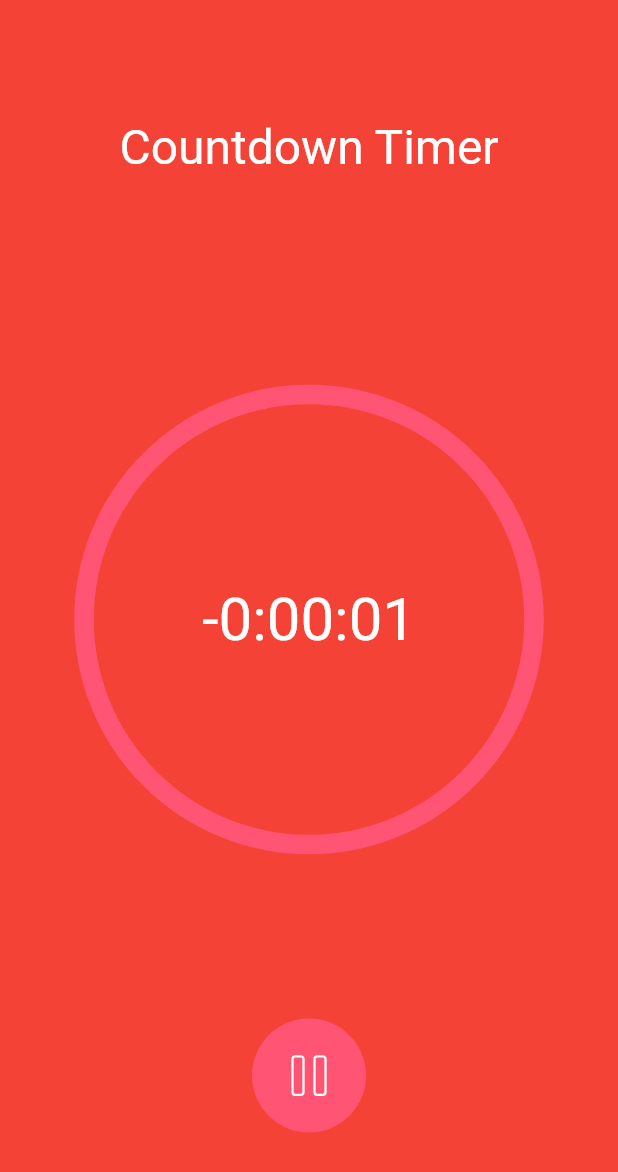
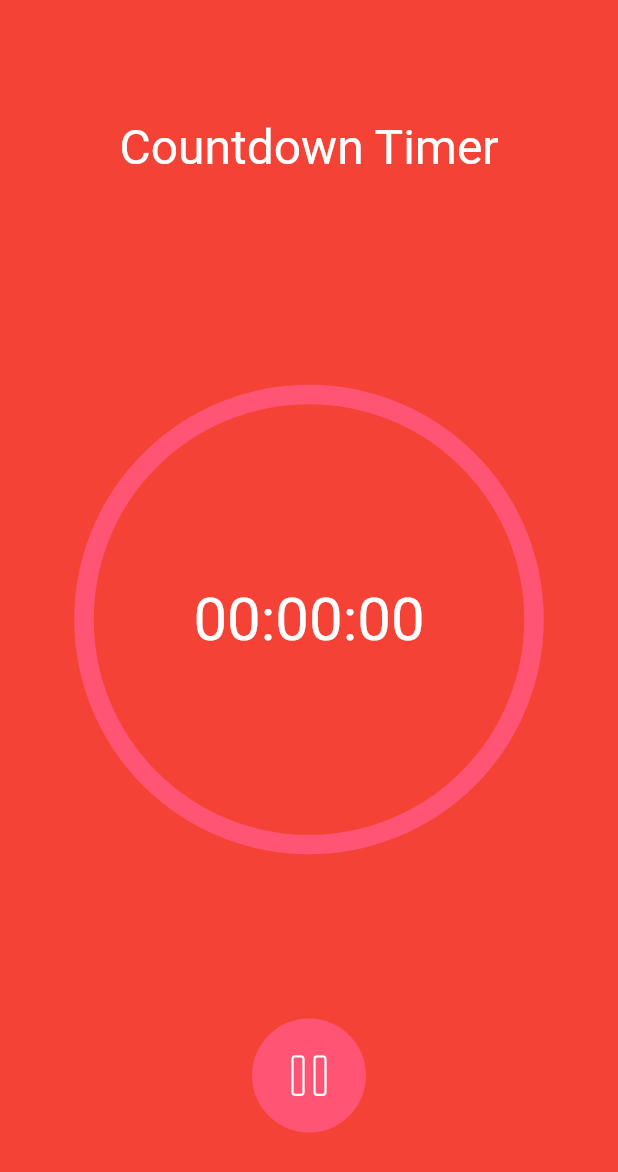
Before and after one commit to almightydreamer/ebs, a Flutter app: the screen it shows after launch, after a tap on an icon or button, on a phone screen of 412 x 824 dp. Shown: the top 1172 px of the screen. Run offline on Flutter 3.47's test engine with Material 2 defaults, Android fonts, the phone set to English and light mode, and no system bars; our stand-ins replace flutter_svg, get; Roboto replaces fonts that are missing (SFProText-Regular).

Commit message:
last commit, finished project

```diff
--- /dev/null
+++ b/lib/controller/timer_controller.dart
@@ -0,0 +1,39 @@
+import 'dart:async';
+
+import 'package:flutter/cupertino.dart';
+import 'package:get/get.dart';
+
+class TimerController extends GetxController {
+
+  RxDouble currentSeconds = 0.0.obs;
+  RxDouble maxSeconds = 0.0.obs;
+  RxBool statement = true.obs;
+
+  final hourTimerController = TextEditingController();
+  final minuteTimerController = TextEditingController();
+  final secondTimerController = TextEditingController();
+
+  void toggleTimer() {
+    Timer? timer;
+    statement.value = !statement.value;
+    currentSeconds.value = 0;
+    getSeconds();
+    maxSeconds.value = currentSeconds.value;
+    timer?.cancel();
+    if (!statement.value) {
+      timer = Timer.periodic(const Duration(milliseconds: 1), (timer) {
+        currentSeconds.value -= 0.001;
+        if (currentSeconds.value <= 0 && (!statement.value)) {
+          timer.cancel();
+        }
+      });
+    }
+  }
+
+  void getSeconds() {
+    int seconds = int.tryParse(secondTimerController.value.text) ?? 0;
+    int minutes = int.tryParse(minuteTimerController.value.text) ?? 0;
+    int hours = int.tryParse(hourTimerController.value.text) ?? 0;
+    currentSeconds.value = seconds + (minutes * 60) + (hours * 3600);
+  }
+}
--- a/lib/home_page/circle_progress.dart
+++ b/lib/home_page/circle_progress.dart
@@ -1,15 +1,16 @@
 import 'dart:math';
 
 import 'package:flutter/material.dart';
+import 'package:get/get.dart';
+import 'package:internshiptask1/controller/timer_controller.dart';
 
 import '../res/text_styles.dart';
 
 class CircleProgress extends CustomPainter {
   final strokeCircle = 13.0;
-  int currentSeconds;
-  int maxSeconds;
+  final TimerController timerController = Get.find();
 
-  CircleProgress(this.currentSeconds, this.maxSeconds);
+  CircleProgress();
 
   @override
   void paint(Canvas canvas, Size size) {
@@ -27,11 +28,12 @@ class CircleProgress extends CustomPainter {
       ..style = PaintingStyle.stroke
       ..strokeCap = StrokeCap.round;
 
-    print('cur $currentSeconds, max $maxSeconds');
-    double angle = 2 * pi * (currentSeconds / maxSeconds);
-    print('angle $angle');
-    canvas.drawArc(Rect.fromCircle(center: center, radius: radius),
-        3*pi/2, angle, false, animationArc);
+    double angle = 2 *
+        pi *
+        (timerController.currentSeconds.value /
+            timerController.maxSeconds.value);
+    canvas.drawArc(Rect.fromCircle(center: center, radius: radius), 3 * pi / 2,
+        angle, false, animationArc);
   }
 
   @override
@@ -40,53 +42,34 @@ class CircleProgress extends CustomPainter {
   }
 }
 
-class TimerCDCircleWidget extends StatefulWidget {
-
-  int currentSeconds;
-  int maxSeconds;
-  TimerCDCircleWidget({Key? key, required this.currentSeconds, required this.maxSeconds }) : super(key: key);
-
-  @override
-  State<TimerCDCircleWidget> createState() => _TimerCDCircleWidgetState();
-}
-
-class _TimerCDCircleWidgetState extends State<TimerCDCircleWidget>
-    with SingleTickerProviderStateMixin {
-  late AnimationController _animationController;
-  late Animation<int> _animation;
-
-  // @override
-  // void initState() {
-  //   super.initState();
-  //   _animationController = AnimationController(
-  //       vsync: this, duration: Duration(milliseconds: 3000));
-  //
-  //   _animation = Tween<int>(begin: 0, end: 100).animate(_animationController)
-  //     ..addListener(() {
-  //       setState(() {
-  //
-  //       });
-  //     });
-  //   }
+class TimerCDCircleWidget extends StatelessWidget {
+  const TimerCDCircleWidget({Key? key}) : super(key: key);
 
   @override
   Widget build(BuildContext context) {
-    return Container(
-        child: Column(
+    final TimerController timerController = Get.find();
+    return Column(
       children: [
-            SizedBox(height:146),
+        const SizedBox(height: 146),
         Center(
-              child: CustomPaint(
-                foregroundPainter: CircleProgress(widget.currentSeconds, widget.maxSeconds),
-                child: Container(
+          child: Obx(
+            () => CustomPaint(
+              foregroundPainter: CircleProgress(),
+              child: SizedBox(
                 width: 300,
                 height: 300,
                 child: Center(
-                      child: Text('${(Duration(seconds: widget.currentSeconds))}'.split('.')[0].padLeft(8, '0'), style: TextStyles.sfpRegular40)),
+                    child: Text(
+                        '${(Duration(seconds: timerController.currentSeconds.value.toInt()))}'
+                            .split('.')[0]
+                            .padLeft(8, '0'),
+                        style: TextStyles.sfpRegular40)),
               ),
-              ),),
-            SizedBox(height: 115),
+            ),
+          ),
+        ),
+        const SizedBox(height: 115),
       ],
-        ));
+    );
   }
 }
--- a/lib/home_page/timer.dart
+++ b/lib/home_page/timer.dart
@@ -1,35 +1,21 @@
-import 'dart:math';
-import 'dart:ui';
 
 import 'package:flutter/material.dart';
-import 'package:flutter_svg/svg.dart';
-
+import 'package:get/get.dart';
+import '../controller/timer_controller.dart';
 import '../res/text_styles.dart';
 
-import '../res/svg_assets.dart';
+class TimerWidget extends StatelessWidget {
 
-class TimerWidget extends StatefulWidget {
-  final TextEditingController hourTimerController;
-  final TextEditingController minuteTimerController;
-  final TextEditingController secondTimerController;
 
-  const TimerWidget({Key? key,
-    required this.hourTimerController,
-    required this.minuteTimerController,
-    required this.secondTimerController})
+  const TimerWidget({Key? key})
       : super(key: key);
 
   @override
-  State<TimerWidget> createState() => _TimerWidgetState();
-}
-
-class _TimerWidgetState extends State<TimerWidget> {
-  @override
   Widget build(BuildContext context) {
-    return Container(
-      child: Column(
+    final TimerController timerController = Get.find();
+    return Column(
       children: [
-          SizedBox(height: 240),
+        const SizedBox(height: 240),
         Row(
           mainAxisAlignment: MainAxisAlignment.center,
           children: [
@@ -43,7 +29,7 @@ class _TimerWidgetState extends State<TimerWidget> {
                   decoration: const BoxDecoration(color: Color(0xFF252C32)),
                   child: Center(
                     child: TextField(
-                        controller: widget.hourTimerController,
+                      controller: timerController.hourTimerController,
                       keyboardType: TextInputType.number,
                       textAlign: TextAlign.center,
                       style: TextStyles.sfpRegular40,
@@ -69,7 +55,7 @@ class _TimerWidgetState extends State<TimerWidget> {
                   decoration: const BoxDecoration(color: Color(0xFF252C32)),
                   child: Center(
                     child: TextField(
-                        controller: widget.minuteTimerController,
+                      controller: timerController.minuteTimerController,
                       keyboardType: TextInputType.number,
                       textAlign: TextAlign.center,
                       style: TextStyles.sfpRegular40,
@@ -95,7 +81,7 @@ class _TimerWidgetState extends State<TimerWidget> {
                   decoration: const BoxDecoration(color: Color(0xFF252C32)),
                   child: Center(
                     child: TextField(
-                        controller: widget.secondTimerController,
+                      controller: timerController.secondTimerController,
                       keyboardType: TextInputType.number,
                       textAlign: TextAlign.center,
                       style: TextStyles.sfpRegular40,
@@ -149,7 +135,6 @@ class _TimerWidgetState extends State<TimerWidget> {
         ),
         //const SizedBox(height: 205, width: 20)
       ],
-      ),
     );
   }
 }
--- a/lib/home_page/button.dart
+++ b/lib/home_page/timer_button_widget.dart
@@ -1,17 +1,20 @@
 import 'package:flutter/material.dart';
 import 'package:flutter/widgets.dart';
 import 'package:flutter_svg/svg.dart';
+import 'package:get/get.dart';
+
+import '../controller/timer_controller.dart';
 
 class TimerButtonWidget extends StatelessWidget {
   final SvgPicture icon;
-  final VoidCallback onPress;
 
-  const TimerButtonWidget({Key? key, required this.icon, required this.onPress}) : super(key: key);
+  const TimerButtonWidget({Key? key, required this.icon}) : super(key: key);
 
   @override
   Widget build(BuildContext context) {
+    final TimerController timerController = Get.find();
     return GestureDetector(
-      onTap: onPress,
+      onTap: timerController.toggleTimer,
       child: Container(
         width: 76,
         height: 76,
--- a/lib/main.dart
+++ b/lib/main.dart
@@ -1,14 +1,14 @@
 import 'package:flutter/material.dart';
+import 'package:get/get.dart';
+import 'package:internshiptask1/controller/timer_controller.dart';
 import 'package:internshiptask1/res/svg_assets.dart';
 import 'package:internshiptask1/home_page/timer.dart';
-
-import 'home_Page/button.dart';
+import 'home_Page/timer_button_widget.dart';
 import 'home_page/circle_progress.dart';
 import 'home_page/title.dart';
-import 'dart:async';
 
 void main() {
-  runApp(const MyApp());
+  runApp(const GetMaterialApp(home: MyApp()));
 }
 
 class MyApp extends StatefulWidget {
@@ -19,41 +19,29 @@ class MyApp extends StatefulWidget {
 }
 
 class _MyAppState extends State<MyApp> {
-  bool statement = true;
-
-
-  final _hourTimerController = TextEditingController();
-  final _minuteTimerController = TextEditingController();
-  final _secondTimerController = TextEditingController();
-
-  int currentSeconds = 0;
-  late int maxSeconds;
-  Timer? timer;
+  @override
+  void initState() {
+    super.initState();
+    Get.put(TimerController());
+  }
 
   @override
   Widget build(BuildContext context) {
+    final TimerController timerController = Get.find();
     return MaterialApp(
       home: Scaffold(
         body: Container(
           color: Colors.red,
           child: Column(
             children: [
-              TitleWidget(),
-              (statement)
-                  ? TimerWidget(
-                      hourTimerController: _hourTimerController,
-                      minuteTimerController: _minuteTimerController,
-                      secondTimerController: _secondTimerController)
-                  : Container(
-                      child: TimerCDCircleWidget(currentSeconds: currentSeconds,maxSeconds: maxSeconds)),
+              const TitleWidget(),
+              Obx(() => (timerController.statement.value)
+                  ? const TimerWidget()
+                  : const TimerCDCircleWidget()),
               Expanded(
                 child: Align(
                   alignment: FractionalOffset.bottomCenter,
-                  child: (statement)
-                      ? TimerButtonWidget(
-                          icon: SvgAssets.start, onPress: _toggleTimer)
-                      : TimerButtonWidget(
-                          icon: SvgAssets.pause, onPress: _toggleTimer),
+                  child: Obx(()=> TimerButtonWidget(icon : (timerController.statement.value) ? SvgAssets.start : SvgAssets.pause))
                 ),
               ),
               const SizedBox(height: 69),
@@ -64,30 +52,10 @@ class _MyAppState extends State<MyApp> {
     );
   }
 
-  void _toggleTimer() {
-
-    statement = !statement;
-    getSeconds();
-    maxSeconds = currentSeconds;
-    setState(() {});
-    timer?.cancel();
-    if (!statement) {
-      timer = Timer.periodic(Duration(seconds: 1), (timer) {
-        print(currentSeconds);
-        currentSeconds--;
-        if (currentSeconds <= 0 && (!statement)) {
-          timer.cancel();
-        }
-
-        setState(() {});
-      });
-    }
-  }
-
-  void getSeconds() {
-    int seconds = int.tryParse(_secondTimerController.value.text) ?? 0;
-    int minutes = int.tryParse(_minuteTimerController.value.text) ?? 0;
-    int hours = int.tryParse(_hourTimerController.value.text) ?? 0;
-    currentSeconds = seconds + (minutes * 60) + (hours * 3600);
+  @override
+  void dispose() {
+    final TimerController timerController = Get.find();
+    timerController.dispose();
+    super.dispose();
   }
 }
--- a/lib/res/svg_assets.dart
+++ b/lib/res/svg_assets.dart
@@ -1,5 +1,3 @@
-import 'dart:ui';
-
 import 'package:flutter_svg/svg.dart';
 
 class SvgAssets {
--- a/lib/res/text_styles.dart
+++ b/lib/res/text_styles.dart
@@ -1,4 +1,3 @@
-import 'package:flutter/cupertino.dart';
 import 'package:flutter/material.dart';
 
 import 'fonts.dart';
--- a/pubspec.yaml
+++ b/pubspec.yaml
@@ -29,6 +29,7 @@ environment:
 # the latest version available on pub.dev. To see which dependencies have newer
 # versions available, run `flutter pub outdated`.
 dependencies:
+  get:
   flutter:
     sdk: flutter
 
```
Also changed, not shown: pubspec.lock. Lines whose indentation alone changed are shown as unchanged.
